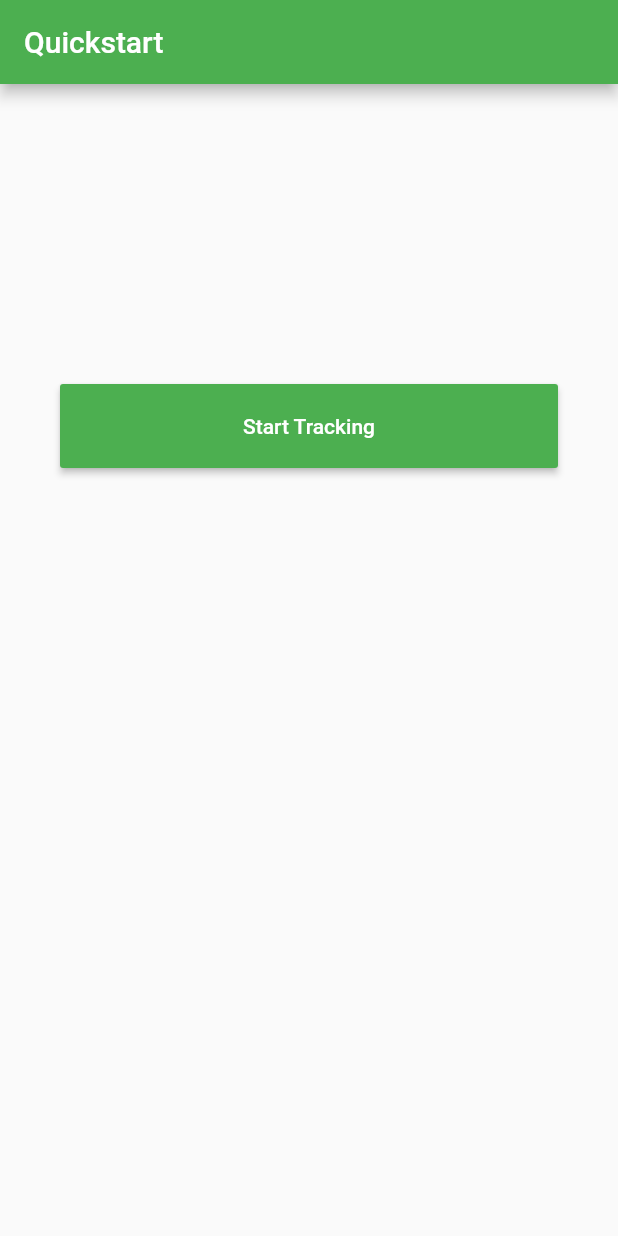
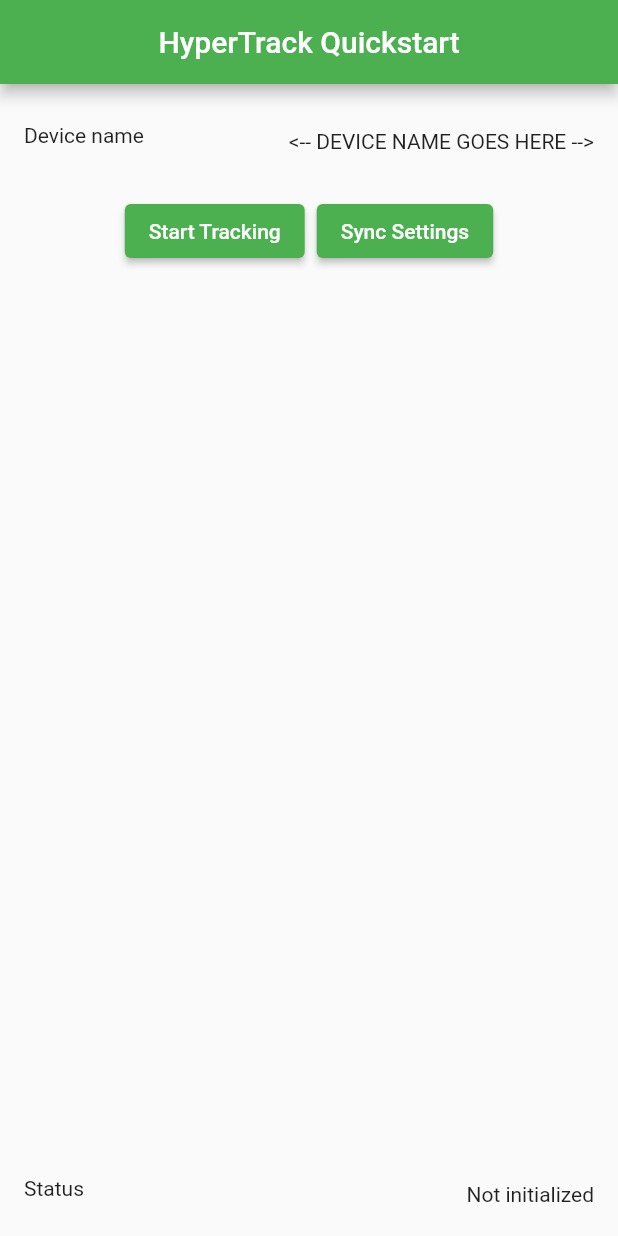
Before and after one commit to hypertrack/quickstart-flutter, a Flutter app: the screen it shows after launch, after a tap on "Start Tracking", on a phone screen of 412 x 824 dp. Run offline on Flutter 3.47's test engine with Material 2 defaults, Android fonts, the phone set to English and light mode, and no system bars; missing offline and left inert: hypertrack_plugin.

Commit message:
Changes for android (#11) (#12)
* Changes for Android

* Replaced local path with version

* Updated path of wrapper

* Updated files for iOS

* Removed path config for testing

* Bumped up hypertrack_plugin version to 0.3.1

Co-authored-by: AshishSynoriq <89843332+AshishSynoriq@users.noreply.github.com>

```diff
--- a/lib/main.dart
+++ b/lib/main.dart
@@ -1,140 +1,117 @@
-
 import 'package:flutter/material.dart';
+import 'package:hypertrack_plugin/const/constants.dart';
 import 'package:hypertrack_plugin/hypertrack.dart';
 
-void main() => runApp(HyperTrackQuickStart());
-
-class HyperTrackQuickStart extends StatefulWidget {
-  @override
-  _HyperTrackQuickStartState createState() => _HyperTrackQuickStartState();
+void main() {
+  runApp(const MyApp());
 }
 
-class _HyperTrackQuickStartState extends State<HyperTrackQuickStart> {
-  static const key =
-      '<PUBLISHABLE_KEY_GOES_HERE>'; //Provide the publishable key from the dashboard
-  String deviceName =
-      '<DEVICE_NAME_GOES_HERE>'; //Provide a name for your device
+class MyApp extends StatefulWidget {
+  const MyApp({Key? key}) : super(key: key);
+
+  @override
+  State<MyApp> createState() => _MyAppState();
+}
+
+class _MyAppState extends State<MyApp> {
+  HyperTrack _hypertrackFlutterPlugin = HyperTrack();
+  final String _publishableKey = "<-- PLACE PUBLIC KEY HERE -->";
+  final String _deviceName = '<-- DEVICE NAME GOES HERE -->';
   String _result = 'Not initialized';
-  String _deviceId = '';
-  HyperTrack sdk;
-  String buttonLabel = 'Start Tracking';
-  Color buttonColor = Colors.green;
+  bool isRunning = false;
 
+  @override
   void initState() {
     super.initState();
-    initializeSdk();
-  }
-
-  // Platform messages are asynchronous, so we initialize in an async method.
-  Future<void> initializeSdk() async {
-    HyperTrack.enableDebugLogging();
-    // Initializer is just a helper class to get the actual sdk instance
-    String result = 'failure';
-    try {
-      sdk = await HyperTrack.initialize(key);
-      updateButtonState();
-      result = 'initialized';
-      sdk.setDeviceName(deviceName);
-      sdk.setDeviceMetadata({"source": "flutter sdk"});
-      sdk.onTrackingStateChanged.listen((TrackingStateChange event) {
-        if (mounted) {
-          setState(() {
-            _result = '$event';
-          });
-          updateButtonState();
-        }
-      });
-    } catch (e) {
-      print(e);
-    }
-
-    final deviceId = (sdk == null) ? "unknown" : await sdk.getDeviceId();
-
-    // If the widget was removed from the tree while the asynchronous platform
-    // message was in flight, we want to discard the reply rather than calling
-    // setState to update our non-existent appearance.
-    if (!mounted) return;
-
-    setState(() {
-      _result = result;
-      _deviceId = deviceId;
-    });
-  }
-
-  void start() => sdk.start();
-
-  void stop() => sdk.stop();
-
-  void syncDeviceSettings() => sdk.syncDeviceSettings();
-
-  Text getDeviceIdText() {
-    return Text(
-      _deviceId,
-      style: TextStyle(fontSize: 16.0),
-    );
-  }
-
-  Text displayButton() {
-    return (Text(
-      this.buttonLabel,
-      style: TextStyle(color: Colors.white),
-    ));
+    initHyperTrack();
   }
 
   @override
   Widget build(BuildContext context) {
     return MaterialApp(
+      theme: ThemeData(
+        colorScheme: const ColorScheme.light(primary: Colors.green),
+      ),
       home: Scaffold(
           appBar: AppBar(
-            backgroundColor: Colors.green,
-            title: Text(
-              'Quickstart',
-              style: TextStyle(),
-            )),
-        body: SafeArea(
-          child: Column(
-            crossAxisAlignment: CrossAxisAlignment.stretch,
-            children: <Widget>[
-              Container(
-                height: 200.0,
-                child: Center(
-                  child: getDeviceIdText(),
+            title: const Text('HyperTrack Quickstart'),
+            centerTitle: true,
+          ),
+          body: ListView(
+            children: [
+              SizedBox(height: 10),
+              ListTile(
+                leading: const Text("Device name"),
+                trailing: Text(
+                  _deviceName,
                 ),
               ),
-              Container(
-                margin: EdgeInsets.symmetric(horizontal: 40.0),
-                child: RaisedButton(
-                  padding: EdgeInsets.all(20.0),
-                  color: buttonColor,
+              ButtonBar(
+                alignment: MainAxisAlignment.center,
+                children: [
+                  ElevatedButton(
+                    style: ElevatedButton.styleFrom(primary: isRunning ? Colors.red : Colors.green),
                     onPressed: () {
-                    if (this.buttonLabel == "Stop Tracking") {
-                      stop();
-                    } else {
-                      start();
-                    }
+                      isRunning
+                          ? _hypertrackFlutterPlugin.stop()
+                          : _hypertrackFlutterPlugin.start();
+                      setState(() {});
                     },
-                  child: displayButton(),
+                    child:
+                    Text(isRunning ? "Stop Tracking" : "Start Tracking"),
+
+
                   ),
+                  ElevatedButton(
+                    onPressed: () async =>
+                        _hypertrackFlutterPlugin.syncDeviceSettings(),
+                    child: const Text("Sync Settings"),
                   ),
                 ],
               ),
+            ],
           ),
-      ),
+          bottomNavigationBar: ListTile(
+            leading: Text("Status"),
+            trailing: Text(_result),
+          )),
     );
   }
 
-  void updateButtonState() async {
-    final isRunning = await sdk.isRunning();
-    if (isRunning) {
-      setState(() {
-        this.buttonLabel = "Stop Tracking";
-        this.buttonColor = Colors.red;
-      });
-    } else {
-      setState(() {
-        this.buttonLabel = "Start Tracking";
-        this.buttonColor = Colors.green;
+  void initHyperTrack() async {
+    _hypertrackFlutterPlugin = await HyperTrack().initialize(_publishableKey);
+    _hypertrackFlutterPlugin.setDeviceName(_deviceName);
+    _hypertrackFlutterPlugin.setDeviceMetadata({"source": "flutter sdk"});
+    _hypertrackFlutterPlugin.onTrackingStateChanged
+        .listen((TrackingStateChange event) {
+      if (mounted) {
+        updateButtonState();
+        _result = getTrackingStatus(event);
+        setState(() {});
+      }
     });
   }
+
+  void updateButtonState() async {
+    final temp = await _hypertrackFlutterPlugin.isRunning();
+    isRunning = temp;
+    setState(() {});
   }
 }
+
+String getTrackingStatus (TrackingStateChange event) {
+  Map<TrackingStateChange, String> statusMap = {
+    TrackingStateChange.start: "Tracking Started",
+    TrackingStateChange.stop: "Tracking Stop",
+    TrackingStateChange.unknownError: "Unknown Error",
+    TrackingStateChange.authError: "Authentication Error",
+    TrackingStateChange.networkError: "Network Error",
+    TrackingStateChange.invalidToken: "Invalid Token",
+    TrackingStateChange.locationDisabled: "Location Disabled",
+    TrackingStateChange.permissionsDenied: "Permissions Denied",
+  };
+  if (statusMap[event] == null) {
+    throw Exception("Unexpected null value in getTrackingStatus");
+  }
+  return statusMap[event]!;
+}
--- a/pubspec.yaml
+++ b/pubspec.yaml
@@ -14,7 +14,7 @@
 version: 1.0.0+1
 
 environment:
-  sdk: ">=2.1.0 <3.0.0"
+  sdk: ">=2.12.0 <3.0.0"
 
 dependencies:
   flutter:
@@ -24,7 +24,7 @@
   # Use with the CupertinoIcons class for iOS style icons.
   cupertino_icons: ^0.1.2
 
-  hypertrack_plugin: ^0.2.1
+  hypertrack_plugin: ^0.3.1
 
 dev_dependencies:
   flutter_test:
```
Also changed, not shown: 4 other files. Lines whose indentation alone changed are shown as unchanged.
